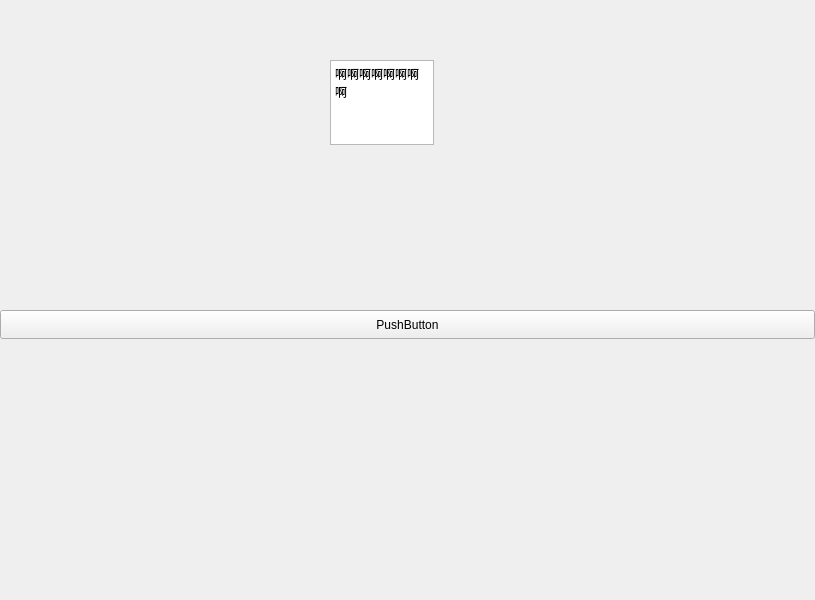
Old version of the form Adorn/UI/LeftMenu/LeftMenuView.ui in the repository Tyroo/Online-Debug-System.
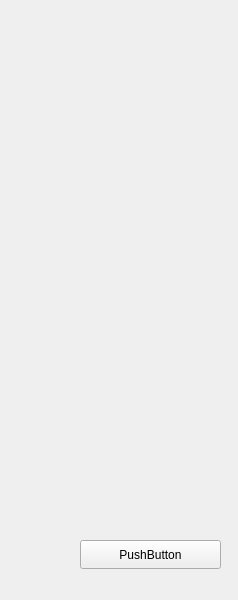
New version of the form.

```diff
--- a/Adorn/UI/LeftMenu/LeftMenuView.ui
+++ b/Adorn/UI/LeftMenu/LeftMenuView.ui
@@ -6,7 +6,7 @@
    <rect>
     <x>0</x>
     <y>0</y>
-    <width>815</width>
+    <width>238</width>
     <height>600</height>
    </rect>
   </property>
@@ -31,69 +31,18 @@
    </property>
    <item>
     <widget class="QWidget" name="widget" native="true">
-     <widget class="QStackedWidget" name="stackedWidget">
+     <widget class="QPushButton" name="pushButton">
       <property name="geometry">
        <rect>
-        <x>0</x>
-        <y>0</y>
-        <width>815</width>
-        <height>391</height>
+        <x>80</x>
+        <y>540</y>
+        <width>141</width>
+        <height>29</height>
        </rect>
       </property>
-      <property name="currentIndex">
-       <number>1</number>
+      <property name="text">
+       <string>PushButton</string>
       </property>
-      <widget class="QWidget" name="page">
-       <widget class="QTextEdit" name="textEdit">
-        <property name="geometry">
-         <rect>
-          <x>240</x>
-          <y>90</y>
-          <width>104</width>
-          <height>85</height>
-         </rect>
-        </property>
-        <property name="html">
-         <string>&lt;!DOCTYPE HTML PUBLIC &quot;-//W3C//DTD HTML 4.0//EN&quot; &quot;http://www.w3.org/TR/REC-html40/strict.dtd&quot;&gt;
-&lt;html&gt;&lt;head&gt;&lt;meta name=&quot;qrichtext&quot; content=&quot;1&quot; /&gt;&lt;meta charset=&quot;utf-8&quot; /&gt;&lt;style type=&quot;text/css&quot;&gt;
-p, li { white-space: pre-wrap; }
-&lt;/style&gt;&lt;/head&gt;&lt;body style=&quot; font-family:'Microsoft YaHei UI'; font-size:9pt; font-weight:400; font-style:normal;&quot;&gt;
-&lt;p style=&quot; margin-top:0px; margin-bottom:0px; margin-left:0px; margin-right:0px; -qt-block-indent:0; text-indent:0px;&quot;&gt;嗡嗡嗡&lt;/p&gt;&lt;/body&gt;&lt;/html&gt;</string>
-        </property>
-       </widget>
-      </widget>
-      <widget class="QWidget" name="page_2">
-       <widget class="QTextEdit" name="textEdit_2">
-        <property name="geometry">
-         <rect>
-          <x>330</x>
-          <y>60</y>
-          <width>104</width>
-          <height>85</height>
-         </rect>
-        </property>
-        <property name="html">
-         <string>&lt;!DOCTYPE HTML PUBLIC &quot;-//W3C//DTD HTML 4.0//EN&quot; &quot;http://www.w3.org/TR/REC-html40/strict.dtd&quot;&gt;
-&lt;html&gt;&lt;head&gt;&lt;meta name=&quot;qrichtext&quot; content=&quot;1&quot; /&gt;&lt;meta charset=&quot;utf-8&quot; /&gt;&lt;style type=&quot;text/css&quot;&gt;
-p, li { white-space: pre-wrap; }
-&lt;/style&gt;&lt;/head&gt;&lt;body style=&quot; font-family:'Microsoft YaHei UI'; font-size:9pt; font-weight:400; font-style:normal;&quot;&gt;
-&lt;p style=&quot; margin-top:0px; margin-bottom:0px; margin-left:0px; margin-right:0px; -qt-block-indent:0; text-indent:0px;&quot;&gt;啊啊啊啊啊啊啊啊&lt;/p&gt;&lt;/body&gt;&lt;/html&gt;</string>
-        </property>
-       </widget>
-       <widget class="QPushButton" name="pushButton">
-        <property name="geometry">
-         <rect>
-          <x>0</x>
-          <y>310</y>
-          <width>815</width>
-          <height>29</height>
-         </rect>
-        </property>
-        <property name="text">
-         <string>PushButton</string>
-        </property>
-       </widget>
-      </widget>
      </widget>
     </widget>
    </item>
```
